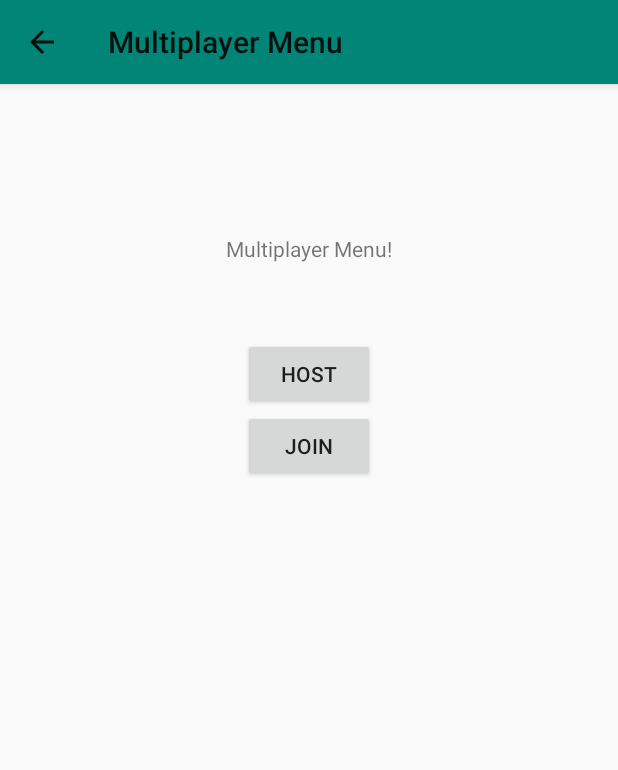
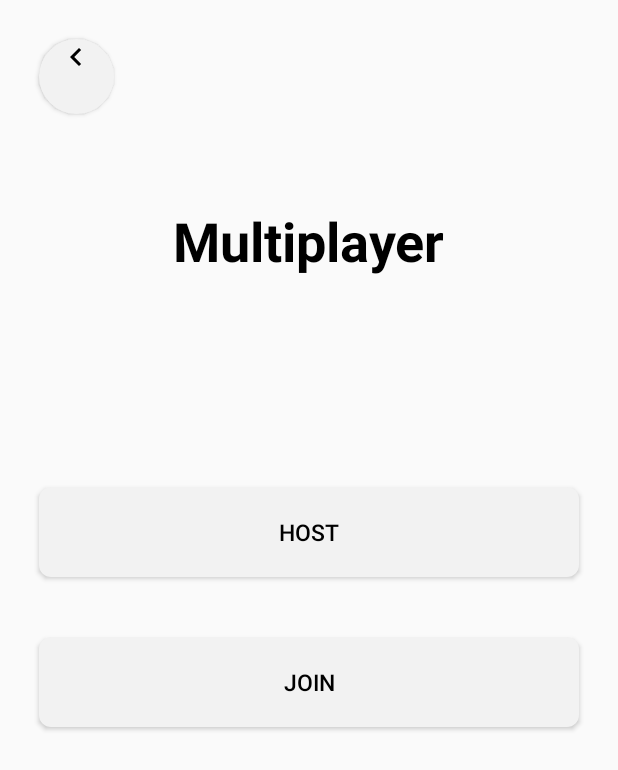
Before and after one commit to best-cat-hustlers/cs446-project, an Android app: the MultiplayerMenuActivity screen opened directly, with no data from a screen before it, on a phone screen of 412 x 824 dp. Shown: the top 770 px of the screen. Run offline under Robolectric (Android 15) with nearby library versions, the phone set to English and light mode, and no system bars.

Commit message:
Add layout buttons for the overall app theme

```diff
--- a/app/src/main/java/com/bestCatHustlers/sukodublitz/JoinActivity.java
+++ b/app/src/main/java/com/bestCatHustlers/sukodublitz/JoinActivity.java
@@ -14,12 +14,6 @@ public class JoinActivity extends AppCompatActivity {
         super.onCreate(savedInstanceState);
 
         setContentView(R.layout.activity_join);
-
-        Toolbar toolbar = findViewById(R.id.toolbar);
-        setSupportActionBar(toolbar);
-
-        ActionBar actionBar = getSupportActionBar();
-        actionBar.setDisplayHomeAsUpEnabled(true);
     }
 
     public void openLobbyActivity(View view) {
--- a/app/src/main/java/com/bestCatHustlers/sukodublitz/LobbyActivity.java
+++ b/app/src/main/java/com/bestCatHustlers/sukodublitz/LobbyActivity.java
@@ -15,12 +15,6 @@ public class LobbyActivity extends AppCompatActivity {
     protected void onCreate(Bundle savedInstanceState) {
         super.onCreate(savedInstanceState);
         setContentView(R.layout.activity_lobby);
-
-        Toolbar toolbar = findViewById(R.id.toolbar);
-        setSupportActionBar(toolbar);
-
-        ActionBar actionBar = getSupportActionBar();
-        actionBar.setDisplayHomeAsUpEnabled(true);
     }
 
     public void openGameActivity(View view) {
--- a/app/src/main/java/com/bestCatHustlers/sukodublitz/MultiplayerMenuActivity.java
+++ b/app/src/main/java/com/bestCatHustlers/sukodublitz/MultiplayerMenuActivity.java
@@ -14,12 +14,6 @@ public class MultiplayerMenuActivity extends AppCompatActivity {
         super.onCreate(savedInstanceState);
 
         setContentView(R.layout.activity_multiplayer_menu);
-
-        Toolbar toolbar = findViewById(R.id.toolbar);
-        setSupportActionBar(toolbar);
-
-        ActionBar actionBar = getSupportActionBar();
-        actionBar.setDisplayHomeAsUpEnabled(true);
     }
 
     public void openGameSetup(View view) {
--- /dev/null
+++ b/app/src/main/res/drawable/button_long_normal.xml
@@ -0,0 +1,7 @@
+<?xml version="1.0" encoding="utf-8"?>
+<shape xmlns:android="http://schemas.android.com/apk/res/android" android:shape="rectangle">
+    <size android:height="60dp"
+        android:width="360dp" />
+    <solid android:color="@color/buttonPrimaryColor"/>
+    <corners android:radius= "8dp" />
+</shape>
--- /dev/null
+++ b/app/src/main/res/drawable/button_round_back.xml
@@ -0,0 +1,6 @@
+<?xml version="1.0" encoding="utf-8"?>
+<shape xmlns:android="http://schemas.android.com/apk/res/android" android:shape="oval">
+    <size android:height="50dp"
+        android:width="50dp" />
+    <solid android:color="@color/buttonPrimaryColor"/>
+</shape>
--- /dev/null
+++ b/app/src/main/res/drawable/ic_chevron_left_black_24dp.xml
@@ -0,0 +1,9 @@
+<vector xmlns:android="http://schemas.android.com/apk/res/android"
+        android:width="24dp"
+        android:height="24dp"
+        android:viewportWidth="24.0"
+        android:viewportHeight="24.0">
+    <path
+        android:fillColor="#FF000000"
+        android:pathData="M15.41,7.41L14,6l-6,6 6,6 1.41,-1.41L10.83,12z"/>
+</vector>
--- a/app/src/main/res/layout/activity_multiplayer_menu.xml
+++ b/app/src/main/res/layout/activity_multiplayer_menu.xml
@@ -1,47 +1,39 @@
 <?xml version="1.0" encoding="utf-8"?>
 <LinearLayout xmlns:android="http://schemas.android.com/apk/res/android"
-    xmlns:app="http://schemas.android.com/apk/res-auto"
     xmlns:tools="http://schemas.android.com/tools"
     android:layout_width="match_parent"
     android:layout_height="match_parent"
     android:orientation="vertical"
     tools:context=".MultiplayerMenuActivity">
 
-    <android.support.v7.widget.Toolbar
-        android:id="@+id/toolbar"
-        android:layout_width="match_parent"
-        android:layout_height="?attr/actionBarSize"
-        android:background="?attr/colorPrimary"
-        android:elevation="4dp"
-        android:theme="@style/ThemeOverlay.AppCompat.ActionBar"
-        app:popupTheme="@style/ThemeOverlay.AppCompat.Light"/>
+    <Button
+        android:id="@+id/back_button"
+        style="@style/button_round_back" />
 
     <TextView
         android:layout_width="wrap_content"
         android:layout_height="wrap_content"
-        android:text="Multiplayer Menu!"
+        style="@style/title_font"
+        android:text="@string/title_multiplayer"
         android:layout_gravity="center"
-        android:layout_marginTop="100dp"
-        app:layout_constraintBottom_toBottomOf="parent"
-        app:layout_constraintLeft_toLeftOf="parent"
-        app:layout_constraintRight_toRightOf="parent"
-        app:layout_constraintTop_toTopOf="parent" />
+        android:layout_marginTop="60dp" />
 
     <Button
         android:id="@+id/button"
         android:layout_width="wrap_content"
         android:layout_height="wrap_content"
         android:layout_gravity="center"
-        android:layout_marginTop="50dp"
+        android:layout_marginTop="140dp"
         android:onClick="openGameSetup"
-        android:text="Host" />
+        android:text="@string/multiplayer_menu_host" />
 
     <Button
         android:id="@+id/button2"
         android:layout_width="wrap_content"
         android:layout_height="wrap_content"
+        android:layout_gravity="center"
+        android:layout_marginTop="40dp"
         android:onClick="openJoinActivity"
-        android:layout_gravity="center"
-        android:text="Join" />
+        android:text="@string/multiplayer_menu_join" />
 
 </LinearLayout>
--- a/app/src/main/res/values/colors.xml
+++ b/app/src/main/res/values/colors.xml
@@ -1,6 +1,15 @@
 <?xml version="1.0" encoding="utf-8"?>
 <resources>
-    <color name="colorPrimary">#008577</color>
-    <color name="colorPrimaryDark">#00574B</color>
-    <color name="colorAccent">#D81B60</color>
+    <color name="primaryColor">#40c4ff</color>
+    <color name="primaryLightColor">#82f7ff</color>
+    <color name="primaryDarkColor">#0094cc</color>
+    <color name="secondaryColor">#ff5252</color>
+    <color name="secondaryLightColor">#ff867f</color>
+    <color name="secondaryDarkColor">#c50e29</color>
+    <color name="buttonPrimaryColor">#f2f2f2</color>
+    <color name="buttonOpacityColor">#ccf2f2f2</color>
+    <color name="buttonSecondaryColor">#BDBDBD</color>
+
+    <color name="black">#000000</color>
+    <color name="white">#ffffff</color>
 </resources>
--- a/app/src/main/res/values/strings.xml
+++ b/app/src/main/res/values/strings.xml
@@ -9,4 +9,7 @@
     <string name="title_activity_multiplayer_menu">Multiplayer Menu</string>
     <string name="title_activity_join">Join</string>
     <string name="title_activity_lobby">Lobby</string>
+    <string name="title_multiplayer">Multiplayer</string>
+    <string name="multiplayer_menu_host">Host</string>
+    <string name="multiplayer_menu_join">Join</string>
 </resources>
--- a/app/src/main/res/values/styles.xml
+++ b/app/src/main/res/values/styles.xml
@@ -3,18 +3,37 @@
     <!-- Base application theme. -->
     <style name="AppTheme" parent="Theme.AppCompat.Light.DarkActionBar">
         <!-- Customize your theme here. -->
-        <item name="colorPrimary">@color/colorPrimary</item>
-        <item name="colorPrimaryDark">@color/colorPrimaryDark</item>
-        <item name="colorAccent">@color/colorAccent</item>
+        <item name="colorPrimary">@color/primaryColor</item>
+        <item name="colorPrimaryDark">@color/primaryDarkColor</item>
+        <item name="colorAccent">@color/secondaryColor</item>
+        <item name="windowActionBar">false</item>
+        <item name="windowNoTitle">true</item>
+        <item name="buttonStyle">@style/button_long_normal</item>
     </style>
 
-    <style name="AppTheme.NoActionBar">
-        <item name="windowActionBar">false</item>
-        <item name="windowNoTitle">true</item>
+    <!-- Customized element style. -->
+    <style name="button_long_normal" parent="Widget.AppCompat.Button">
+        <item name="android:textColor">@color/black</item>
+        <item name="android:textSize">15sp</item>
+        <item name="android:elevation">3dp</item>
+        <item name="android:fontFamily">sans-serif-medium</item>
+        <item name="android:background">@drawable/button_long_normal</item>
     </style>
 
-    <style name="AppTheme.AppBarOverlay" parent="ThemeOverlay.AppCompat.Dark.ActionBar" />
+    <style name="button_round_back" parent="TextAppearance.AppCompat.Button">
+        <item name="android:layout_height">50dp</item>
+        <item name="android:layout_width">50dp</item>
+        <item name="android:drawableTop">@drawable/ic_chevron_left_black_24dp</item>
+        <item name="android:layout_marginTop">26dp</item>
+        <item name="android:layout_marginStart">26dp</item>
+        <item name="android:background">@drawable/button_round_back</item>
+    </style>
 
-    <style name="AppTheme.PopupOverlay" parent="ThemeOverlay.AppCompat.Light" />
+    <style name="title_font">
+        <item name="android:textColor">@color/black</item>
+        <item name="android:textSize">36sp</item>
+        <item name="android:fontFamily">sans-serif</item>
+        <item name="android:textStyle">bold</item>
+    </style>
 
 </resources>
```
Also changed, not shown: app/src/main/AndroidManifest.xml (+6 -4 lines), app/src/main/java/com/bestCatHustlers/sukodublitz/JoinPresenter.java (added, +12 -0 lines), app/src/main/java/com/bestCatHustlers/sukodublitz/LobbyPresenter.java (added, +12 -0 lines), app/src/main/java/com/bestCatHustlers/sukodublitz/MultiplayerMenuPresentor.java (added, +12 -0 lines), app/src/main/res/layout/activity_join.xml (+0 -9 lines), app/src/main/res/layout/activity_lobby.xml (+0 -9 lines).
